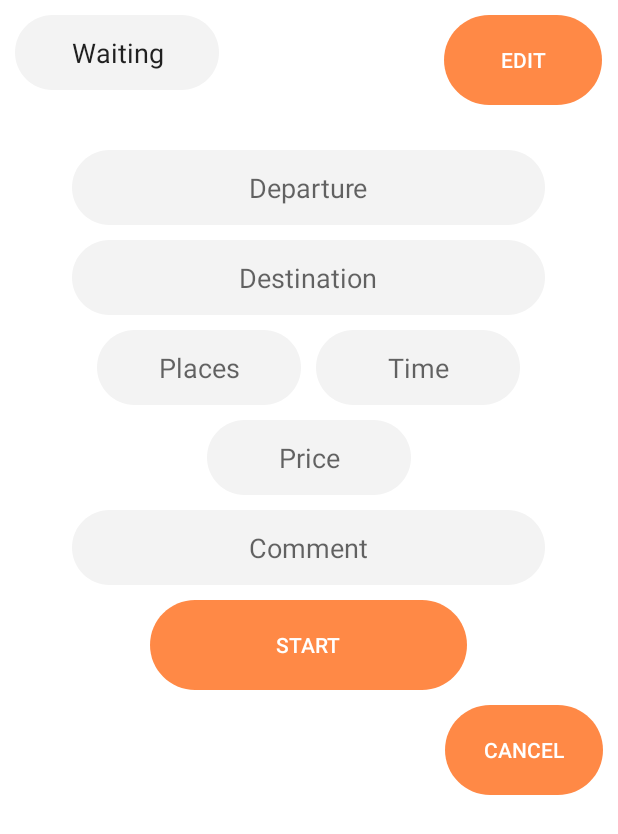
After one commit to lo0ken/trip-fellows-client, an Android app: the fragment DriverFragment shown on its own in the app's theme, on a phone screen of 412 x 824 dp. The commit adds this screen. Shown: the top 834 px of the screen. Run offline under Robolectric (Android 15) with nearby library versions, the phone set to English and light mode, and no system bars.

Commit message:
Task-5: Фрагмент просмотра текущей поездки. Редактирование поездки для водителя

```diff
--- /dev/null
+++ b/app/src/main/java/com/tripfellows/client/fragment/DriverFragment.kt
@@ -0,0 +1,88 @@
+package com.tripfellows.client.fragment
+
+import android.os.Bundle
+import android.view.LayoutInflater
+import android.view.View
+import android.view.ViewGroup
+import android.widget.Button
+import android.widget.TextView
+import androidx.fragment.app.Fragment
+import com.tripfellows.client.R
+
+class DriverFragment : Fragment() {
+    private lateinit var changeStatusButton: Button
+
+    private lateinit var cancelButton: Button
+
+    override fun onCreateView(inflater: LayoutInflater, container: ViewGroup?, savedInstanceState: Bundle?): View? {
+        super.onCreateView(inflater, container, savedInstanceState)
+        return inflater.inflate(R.layout.driver_fragment, container, false)
+    }
+
+    override fun onViewCreated(view: View, savedInstanceState: Bundle?) {
+        super.onViewCreated(view, savedInstanceState)
+
+        if (savedInstanceState == null) {
+            setStatus(view, getString(R.string.status_waiting))
+        }
+
+        val editButton: Button = view.findViewById(R.id.edit_button)
+        editButton.setOnClickListener { editButtonPressed() }
+
+        cancelButton = view.findViewById(R.id.cancel_button)
+        cancelButton.setOnClickListener { cancelButtonPressed(view) }
+
+        changeStatusButton = view.findViewById(R.id.change_status_button)
+        changeStatusButton.setOnClickListener { changeStatusButtonPressed(view) }
+        toggleButtons(view)
+    }
+
+    private fun setStatus(view: View, status: String) {
+        val statusTextView = view.findViewById<TextView>(R.id.status)
+        statusTextView.text = status
+    }
+
+    private fun toggleButtons(view: View) {
+        when (view.findViewById<TextView>(R.id.status).text.toString()) {
+            "Waiting" -> {
+                changeStatusButton.text = getString(R.string.status_start)
+                cancelButton.visibility = View.VISIBLE
+            }
+            "Canceled" -> {
+                changeStatusButton.text = getString(R.string.status_reopen)
+                cancelButton.visibility = View.GONE
+            }
+            "Started" -> {
+                changeStatusButton.text = getString(R.string.status_finish)
+                cancelButton.visibility = View.VISIBLE
+            }
+            "Finished" -> {
+                changeStatusButton.text = getString(R.string.status_reopen)
+                cancelButton.visibility = View.GONE
+            }
+        }
+    }
+
+    private fun cancelButtonPressed(view: View) {
+        setStatus(view, "Canceled")
+        toggleButtons(view)
+    }
+
+    private fun changeStatusButtonPressed(view: View) {
+        when (view.findViewById<TextView>(R.id.status).text.toString()) {
+            "Waiting" -> setStatus(view, getString(R.string.status_started))
+            "Canceled" -> setStatus(view, getString(R.string.status_waiting))
+            "Started" -> setStatus(view, getString(R.string.status_finished))
+            "Finished" -> setStatus(view, getString(R.string.status_started))
+        }
+        toggleButtons(view)
+    }
+
+    private fun editButtonPressed() {
+        fragmentManager
+            ?.beginTransaction()
+            ?.replace(R.id.main_fragment_container, EditTripFragment())
+            ?.addToBackStack("EditTripFragment")
+            ?.commit()
+    }
+}
--- /dev/null
+++ b/app/src/main/res/layout/driver_fragment.xml
@@ -0,0 +1,92 @@
+<?xml version="1.0" encoding="utf-8"?>
+<LinearLayout
+    xmlns:android="http://schemas.android.com/apk/res/android"
+    android:id="@+id/driver_fragment"
+    android:layout_width="match_parent"
+    android:layout_height="match_parent"
+    android:layout_alignParentBottom="true"
+    android:background="@color/colorLight"
+    android:orientation="vertical"
+    android:gravity="top|center">
+
+    <TableRow
+        android:layout_width="match_parent"
+        android:layout_height="wrap_content"
+        android:layout_marginTop="10dp">
+
+        <TextView
+            android:id="@+id/status"
+            style="@style/TextViewSmallStyle"
+            android:hint="@string/hint_status"
+            android:layout_marginStart="10dp"
+            android:layout_gravity="start"/>
+
+        <Button
+            android:id="@+id/edit_button"
+            style="@style/SmallOrangeButtonStyle"
+            android:text="@string/edit_button"
+            android:textColor="@color/colorLight"
+            android:layout_marginStart="150dp"
+            android:layout_marginEnd="10dp"
+            android:layout_gravity="end"/>
+    </TableRow>
+
+    <TextView
+        android:id="@+id/departure_address"
+        style="@style/TextViewBigStyle"
+        android:hint="@string/hint_departure"
+        android:layout_marginTop="30dp" />
+
+    <TextView
+        android:id="@+id/destination_address"
+        style="@style/TextViewBigStyle"
+        android:hint="@string/hint_destination"
+        android:layout_marginTop="10dp" />
+
+    <TableRow
+        android:layout_width="match_parent"
+        android:layout_height="wrap_content"
+        android:layout_marginTop="10dp"
+        android:gravity="center">
+
+        <TextView
+            android:id="@+id/places"
+            style="@style/TextViewSmallStyle"
+            android:hint="@string/hint_places" />
+
+        <TextView
+            android:id="@+id/start_time"
+            style="@style/TextViewSmallStyle"
+            android:hint="@string/hint_time"
+            android:layout_marginStart="10dp" />
+    </TableRow>
+
+    <TextView
+        android:id="@+id/price"
+        style="@style/TextViewSmallStyle"
+        android:hint="@string/hint_price"
+        android:layout_marginTop="10dp" />
+
+    <TextView
+        android:id="@+id/comment"
+        style="@style/TextViewBigStyle"
+        android:hint="@string/hint_comment"
+        android:layout_marginTop="10dp"
+        android:maxLines="3" />
+
+    <Button
+        android:id="@+id/change_status_button"
+        style="@style/BigOrangeButtonStyle"
+        android:text="@string/change_status"
+        android:layout_marginTop="10dp"
+        android:textColor="@color/colorLight" />
+
+    <Button
+        android:id="@+id/cancel_button"
+        style="@style/SmallOrangeButtonStyle"
+        android:text="@string/cancel_button"
+        android:layout_marginEnd="10dp"
+        android:layout_marginTop="10dp"
+        android:textColor="@color/colorLight"
+        android:layout_gravity="end"/>
+</LinearLayout>
--- a/app/src/main/res/menu/bottom_navigation_menu.xml
+++ b/app/src/main/res/menu/bottom_navigation_menu.xml
@@ -7,6 +7,11 @@
         android:title="" />
     <item
         android:id="@+id/create_trip_page"
+        android:enabled="true"
+        android:icon="@drawable/ic_launcher_background"
+        android:title="" />
+    <item
+        android:id="@+id/my_trip_page"
         android:enabled="true"
         android:icon="@drawable/ic_launcher_background"
         android:title="" />
--- a/app/src/main/res/values/strings.xml
+++ b/app/src/main/res/values/strings.xml
@@ -10,4 +10,17 @@
     <string name="create_button">Create</string>
     <string name="hint_comment">Comment</string>
     <string name="hint_price">Price</string>
+    <string name="edit_button">Edit</string>
+    <string name="change_status">Change status</string>
+    <string name="toolbar_my_trip">My Trip</string>
+    <string name="cancel_button">Cancel</string>
+    <string name="hint_status">Status</string>
+    <string name="save_button">Save</string>
+    <string name="status_start">Start</string>
+    <string name="status_reopen">Reopen</string>
+    <string name="status_finish">Finish</string>
+    <string name="status_waiting">Waiting</string>
+    <string name="status_started">Started</string>
+    <string name="status_finished">Finished</string>
+    <string name="join_button">Join</string>
 </resources>
--- /dev/null
+++ b/styles/src/main/res/drawable/small_button_shape.xml
@@ -0,0 +1,23 @@
+<?xml version="1.0" encoding="utf-8"?>
+<vector
+    xmlns:android="http://schemas.android.com/apk/res/android"
+    android:width="105dp"
+    android:height="60dp"
+    android:viewportWidth="105"
+    android:viewportHeight="60"
+    >
+
+    <group>
+
+        <clip-path
+            android:pathData="M30 0H75C91.5685 0 105 13.4315 105 30C105 46.5685 91.5685 60 75 60H30C13.4315 60 0 46.5685 0 30C0 13.4315 13.4315 0 30 0Z"
+            />
+
+        <path
+            android:pathData="M0 0V60H105V0"
+            android:fillColor="#FF8946"
+            />
+
+    </group>
+
+</vector>
--- a/styles/src/main/res/values/styles.xml
+++ b/styles/src/main/res/values/styles.xml
@@ -1,6 +1,6 @@
 <?xml version="1.0" encoding="utf-8"?>
 <resources>
-    <style name="CreateTripTextViewStyle" parent="Widget.AppCompat.EditText">
+    <style name="TripTextViewStyle" parent="Widget.AppCompat.EditText">
         <item name="android:layout_width">wrap_content</item>
         <item name="android:layout_height">wrap_content</item>
         <item name="android:layout_alignParentStart">true</item>
@@ -10,23 +10,30 @@
         <item name="android:gravity">center</item>
     </style>
 
-    <style name="CreateTripTextViewBigStyle" parent="CreateTripTextViewStyle">
-        <item name="android:background">@drawable/create_trip_text_view_shape</item>
+    <style name="TextViewBigStyle" parent="TripTextViewStyle">
+        <item name="android:background">@drawable/big_text_view_shape</item>
         <item name="android:maxWidth">315dp</item>
     </style>
 
-    <style name="CreateTripTextViewSmallStyle" parent="CreateTripTextViewStyle">
-        <item name="android:background">@drawable/create_trip_text_view_small_shape</item>
+    <style name="TextViewSmallStyle" parent="TripTextViewStyle">
+        <item name="android:background">@drawable/small_text_view_shape</item>
         <item name="android:maxWidth">136dp</item>
     </style>
 
-    <style name="CreateTripButtonStyle" parent="Widget.AppCompat.Button">
+    <style name="TripButtonStyle" parent="Widget.AppCompat.Button">
         <item name="android:layout_width">wrap_content</item>
         <item name="android:layout_height">wrap_content</item>
         <item name="android:layout_alignParentStart">true</item>
         <item name="android:layout_alignParentEnd">true</item>
         <item name="android:layout_alignParentTop">true</item>
         <item name="android:layout_alignParentBottom">true</item>
-        <item name="android:background">@drawable/simple_button_shape</item>
+    </style>
+
+    <style name="BigOrangeButtonStyle" parent="TripButtonStyle">
+        <item name="android:background">@drawable/big_button_shape</item>
+    </style>
+
+    <style name="SmallOrangeButtonStyle" parent="TripButtonStyle">
+        <item name="android:background">@drawable/small_button_shape</item>
     </style>
 </resources>
```
Also changed, not shown: app/src/main/java/com/tripfellows/client/MainActivity.kt (+30 -6 lines), app/src/main/java/com/tripfellows/client/dto/CreateTripRequest.kt (deleted, +0 -12 lines), app/src/main/java/com/tripfellows/client/fragment/EditTripFragment.kt (added, +27 -0 lines), app/src/main/java/com/tripfellows/client/fragment/PassengerFragment.kt (added, +51 -0 lines), app/src/main/java/com/tripfellows/client/fragment/TripInfoFragmentConductor.kt (added, +31 -0 lines), app/src/main/java/com/tripfellows/client/util/MenuItemEnum.kt (added, +9 -0 lines), app/src/main/res/layout/edit_trip_fragment.xml (added, +73 -0 lines), app/src/main/res/layout/passenger_fragment.xml (added, +81 -0 lines), styles/src/main/res/drawable/big_button_shape.xml (renamed from styles/src/main/res/drawable/simple_button_shape.xml), styles/src/main/res/drawable/big_text_view_shape.xml (renamed from styles/src/main/res/drawable/create_trip_text_view_shape.xml), styles/src/main/res/drawable/small_text_view_shape.xml (renamed from styles/src/main/res/drawable/create_trip_text_view_small_shape.xml).
